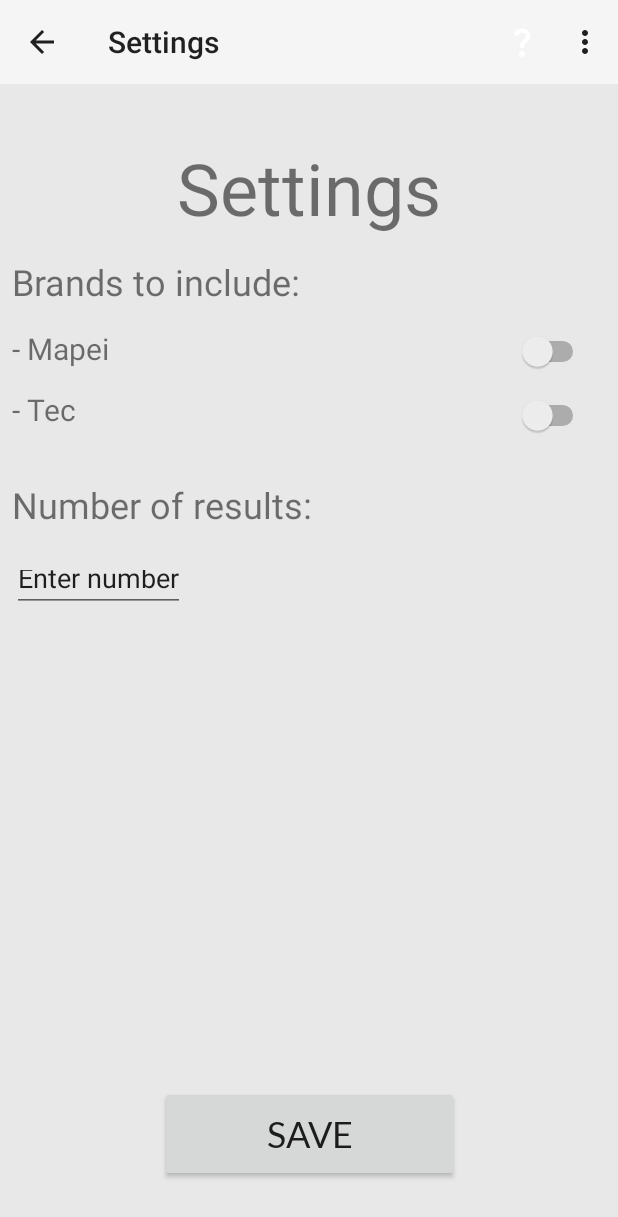
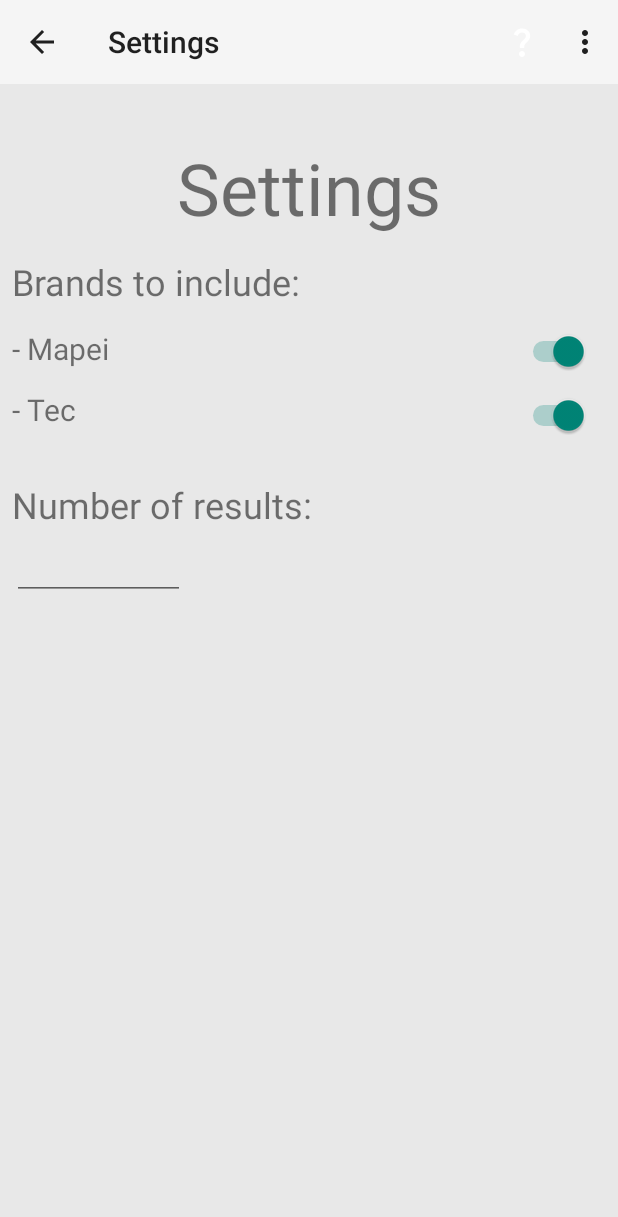
Before and after one commit to Daltz333/COSC-481W, an Android app: the Settings screen opened through its navigation route, on a phone screen of 412 x 824 dp. Shown: the top 1217 px of the screen. Run offline under Robolectric (Android 15) with nearby library versions, the phone set to English and light mode, and no system bars.

Commit message:
Bug fixes

```diff
--- a/app/src/main/java/edu/emich/thp/Results.java
+++ b/app/src/main/java/edu/emich/thp/Results.java
@@ -116,7 +116,7 @@ public class Results extends Fragment {
 
         String targetHex =  Integer.toHexString(settings.getHexColor());
         targetHex = targetHex.substring(2);
-        if(targetHex.length() < 6) {
+        while(targetHex.length() < 6) {
             targetHex = "0" + targetHex;
         }
         try {
--- a/app/src/main/java/edu/emich/thp/Settings.java
+++ b/app/src/main/java/edu/emich/thp/Settings.java
@@ -9,6 +9,12 @@ import android.view.LayoutInflater;
 import android.view.View;
 import android.view.ViewGroup;
 import android.widget.Button;
+import android.text.Editable;
+import android.text.TextWatcher;
+import android.widget.CompoundButton;
+import android.widget.EditText;
+import android.widget.Switch;
+import edu.emich.thp.GlobalSettings.GlobalSettings;
 
 /**
  * A simple {@link Fragment} subclass.
@@ -63,9 +69,71 @@ public class Settings extends Fragment {
         // Inflate the layout for this fragment
         View view = inflater.inflate(R.layout.fragment_settings, container, false);
         try {
-            Button save_button = (Button) view.findViewById(R.id.results_menu_button);
-            save_button.setOnClickListener(args -> {
-                NavHostFragment.findNavController(this).navigate(R.id.startPage);
+            // Get switches and number input component
+            Switch mapei = (Switch) view.findViewById(R.id.mapei_switch);
+            Switch tec = (Switch) view.findViewById(R.id.tec_switch);
+            EditText numInput = (EditText) view.findViewById(R.id.input_number);
+
+            // Get access to global settings
+            GlobalSettings settings = GlobalSettings.getInstance();
+
+            // Check the last state of the switch and update switch state accordingly
+            mapei.setChecked(settings.includeMapei());
+            tec.setChecked(settings.includeTec());
+
+            numInput.addTextChangedListener(new TextWatcher() {
+                @Override
+                public void beforeTextChanged(CharSequence charSequence, int start, int before, int count) {
+                    // Required for TextWatcher
+                }
+
+                @Override
+                public void onTextChanged(CharSequence charSequence, int start, int before, int count) {
+                    // Required for TextWatcher
+                }
+
+                @Override
+                public void afterTextChanged(Editable editable) {
+                    String enteredText = editable.toString();
+                    try {
+                        int enteredNumber = Integer.parseInt(enteredText);
+                        if (enteredNumber < 0) {
+                            throw new NumberFormatException("Input must not be negative");
+                        }
+                        else {
+                            settings.setNumSearchResults(enteredNumber);
+                        }
+
+                    } catch (NumberFormatException e) {
+                        // Handle the case where the input is not a valid integer
+                    }
+                }
+            });
+
+            // Create listeners
+            mapei.setOnCheckedChangeListener(new CompoundButton.OnCheckedChangeListener() {
+                @Override
+                public void onCheckedChanged(CompoundButton buttonView, boolean isChecked) {
+                    if (isChecked) {
+                        // Switch is ON
+                        settings.setIncludeMapei(true);
+                    } else {
+                        // Switch is OFF
+                        settings.setIncludeMapei(false);
+                    }
+                }
+            });
+            tec.setOnCheckedChangeListener(new CompoundButton.OnCheckedChangeListener() {
+                @Override
+                public void onCheckedChanged(CompoundButton buttonView, boolean isChecked) {
+                    if (isChecked) {
+                        // Switch is ON
+                        settings.setIncludeTec(true);
+                    } else {
+                        // Switch is OFF
+                        settings.setIncludeTec(false);
+                    }
+                }
             });
         } catch (Exception ignored) {}
         return view;
--- a/app/src/main/res/layout/fragment_settings.xml
+++ b/app/src/main/res/layout/fragment_settings.xml
@@ -10,17 +10,6 @@
         android:layout_width="match_parent"
         android:layout_height="match_parent"
         tools:context=".MainActivity">
-
-        <Button
-            android:id="@+id/results_menu_button"
-            android:layout_width="199dp"
-            android:layout_height="64dp"
-            android:layout_marginBottom="36dp"
-            android:text="Save"
-            android:textSize="24sp"
-            app:layout_constraintBottom_toBottomOf="parent"
-            app:layout_constraintEnd_toEndOf="parent"
-            app:layout_constraintStart_toStartOf="parent" />
 
         <TextView
             android:id="@+id/textView2"
@@ -94,7 +83,7 @@
             tools:fontFamily="@font/archivo_black" />
 
         <Switch
-            android:id="@+id/switch2"
+            android:id="@+id/tec_switch"
             android:layout_width="63dp"
             android:layout_height="24dp"
             android:layout_marginEnd="19dp"
@@ -103,7 +92,7 @@
             app:layout_constraintEnd_toEndOf="parent" />
 
         <Switch
-            android:id="@+id/switch1"
+            android:id="@+id/mapei_switch"
             android:layout_width="63dp"
             android:layout_height="24dp"
             android:layout_marginEnd="19dp"
@@ -112,14 +101,12 @@
             app:layout_constraintEnd_toEndOf="parent" />
 
         <EditText
-            android:id="@+id/editTextNumber2"
+            android:id="@+id/input_number"
             android:layout_width="115dp"
             android:layout_height="38dp"
             android:layout_marginStart="8dp"
-            android:layout_marginTop="8dp"
             android:ems="10"
             android:inputType="number"
-            android:text="Enter number"
             app:layout_constraintStart_toStartOf="parent"
             app:layout_constraintTop_toBottomOf="@+id/textView7" />
 
```
Also changed, not shown: app/src/main/java/edu/emich/thp/RecyclerAdapter.java (+6 -6 lines).
